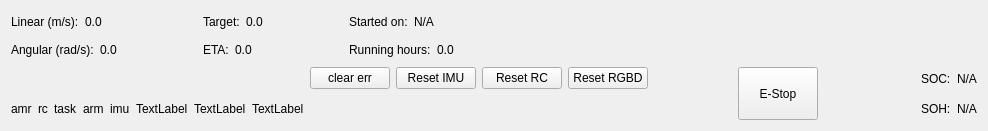
First picture: the form in ui/navi_state.ui, repository xinjuezou-whi/whi_rviz_plugins, before the edit.
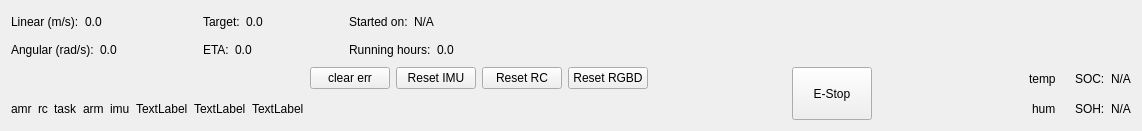
Second picture: the form after the edit. Icons and pictures are not drawn.

Commit message: add temperature and humidity info to state panel

Patch:
```diff
--- a/ui/navi_state.ui
+++ b/ui/navi_state.ui
@@ -6,14 +6,14 @@
    <rect>
     <x>0</x>
     <y>0</y>
-    <width>988</width>
+    <width>1142</width>
     <height>131</height>
    </rect>
   </property>
   <property name="windowTitle">
    <string>Form</string>
   </property>
-  <layout class="QVBoxLayout" name="verticalLayout_18">
+  <layout class="QVBoxLayout" name="verticalLayout_19">
    <item>
     <layout class="QHBoxLayout" name="horizontalLayout_7">
      <item>
@@ -586,6 +586,46 @@
        </property>
       </spacer>
      </item>
+     <item>
+      <layout class="QVBoxLayout" name="verticalLayout_18">
+       <item>
+        <layout class="QHBoxLayout" name="horizontalLayout_13">
+         <item>
+          <widget class="QLabel" name="label_temperature">
+           <property name="text">
+            <string/>
+           </property>
+          </widget>
+         </item>
+         <item>
+          <widget class="QLabel" name="label_temperature_text">
+           <property name="text">
+            <string>temp</string>
+           </property>
+          </widget>
+         </item>
+        </layout>
+       </item>
+       <item>
+        <layout class="QHBoxLayout" name="horizontalLayout_14">
+         <item>
+          <widget class="QLabel" name="label_humidity">
+           <property name="text">
+            <string/>
+           </property>
+          </widget>
+         </item>
+         <item>
+          <widget class="QLabel" name="label_humidity_text">
+           <property name="text">
+            <string>hum</string>
+           </property>
+          </widget>
+         </item>
+        </layout>
+       </item>
+      </layout>
+     </item>
      <item>
       <layout class="QHBoxLayout" name="horizontalLayout_2">
        <item>
```
The commit also changes 6 other files.
